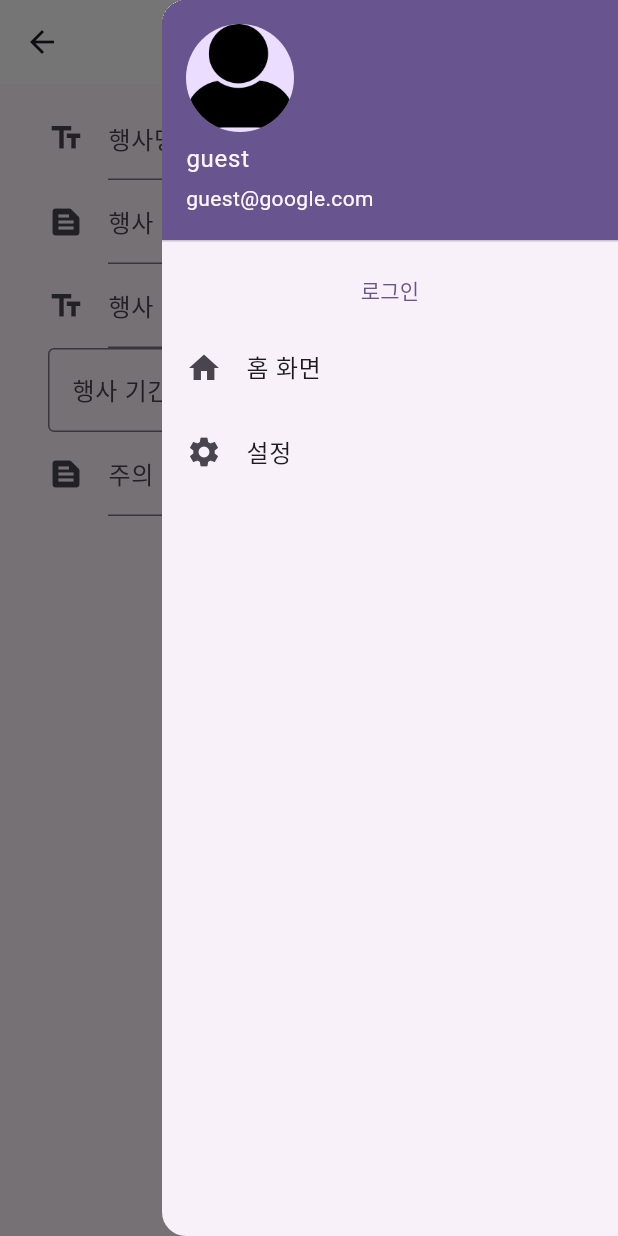
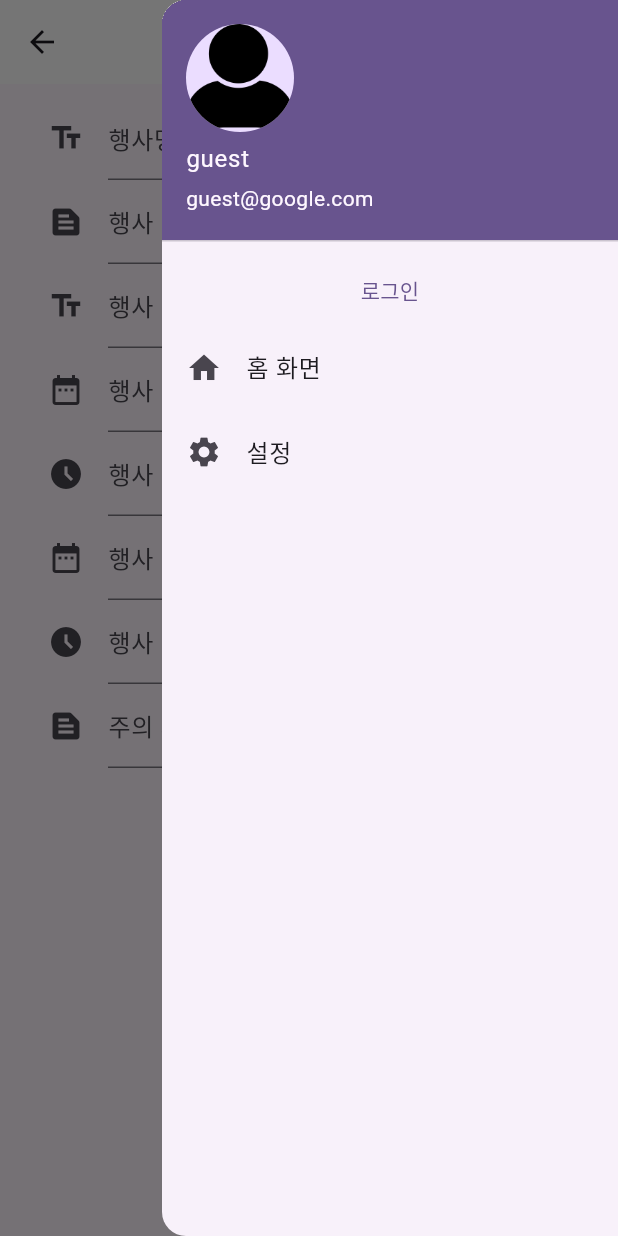
Before and after one commit to JangHyeonu/hackertohn_a, a Flutter app: the EventEditScreen screen opened by its route, in the side drawer, after a tap on "등록하기", on a phone screen of 412 x 824 dp. Run offline on Flutter 3.47's test engine with Material 3 defaults, Android fonts, the light colour scheme and no system bars; our stand-ins replace cloud_firestore, firebase_auth, firebase_core, flutter_dotenv, flutter_riverpod, fluttertoast and 5 more; accounts and stored records are empty.

Commit message:
행사 등록 및 조회 수정 (Datetime <-> Timestamp 타입 변환 추가)

```diff
--- a/lib/event/component/event_list_component.dart
+++ b/lib/event/component/event_list_component.dart
@@ -35,7 +35,7 @@ class EventListComponent extends StatelessWidget {
         mainAxisAlignment: MainAxisAlignment.spaceAround,
         children: [
           Text(title),
-          Text((startDatetime != null) ? DateFormat("YYYY.MM.dd").format(startDatetime!) : "-"),
+          Text((startDatetime != null) ? DateFormat("yyyy.MM.dd").format(startDatetime!) : "-"),
           //Text(distance),
         ],
       ),
--- a/lib/event/repository/event_repository.dart
+++ b/lib/event/repository/event_repository.dart
@@ -9,12 +9,19 @@ class EventRepository {
   static final FirebaseFirestore _firestore = FirebaseFirestore.instance;
 
   Future<List<Map<String, dynamic>>> readList(int pageNo) async {
-    QuerySnapshot<Map<String, dynamic>> _snapshot = await _firestore.collection("event").limit(10).get();
+    QuerySnapshot<Map<String, dynamic>> _snapshot = await _firestore.collection("event")
+        .where("startDatetime", isGreaterThanOrEqualTo: DateTime.now())
+        .orderBy("startDatetime")
+        .limit(10)
+        .get();
     List<Map<String, dynamic>> result = _snapshot.docs.map((e) => e.data()).toList();
     Map<int, QueryDocumentSnapshot<Map<String, dynamic>>> docs = _snapshot.docs.asMap();
 
     for(int i = 0; i < result.length; i++) {
       result[i]["eventId"] = docs[i]?.id;
+
+      if(result[i]["startDatetime"] != null) result[i]["startDatetime"] = (result[i]["startDatetime"] as Timestamp).toDate();
+      if(result[i]["endDatetime"] != null) result[i]["endDatetime"] = (result[i]["endDatetime"] as Timestamp).toDate();
     }
 
     return result;
@@ -32,6 +39,9 @@ class EventRepository {
         result = doc.data() as Map<String, dynamic>,
       },
       result["eventId"] = doc.id,
+
+      if(result["startDatetime"] != null) result["startDatetime"] = (result["startDatetime"] as Timestamp).toDate(),
+      if(result["endDatetime"] != null) result["endDatetime"] = (result["endDatetime"] as Timestamp).toDate(),
     });
 
     return result;
@@ -45,15 +55,19 @@ class EventRepository {
     }
 
     model.regDatetime = DateTime.now();
+
+    Map<String, dynamic> dataMap = model.toMap();
+    dataMap["startDatetime"] = Timestamp.fromDate(model.startDatetime!);
+    dataMap["endDatetime"] = Timestamp.fromDate(model.endDatetime!);
     try {
       // 새로 추가
-      if(model.eventId == null) {
+      if(model.eventId == null || model.eventId == "") {
         model.register = writer;
-        _firestore.collection("event").add(model.toMap());
+        _firestore.collection("event").add(dataMap);
       }
       // 내용 변경
       else {
-        _firestore.collection("event").doc(model.eventId).set(model.toMap());
+        _firestore.collection("event").doc(model.eventId).set(dataMap);
       }
     } catch(exception) {
       debugPrint("$exception");
--- a/lib/event/view/event_detail_screen.dart
+++ b/lib/event/view/event_detail_screen.dart
@@ -59,8 +59,8 @@ class EventDetailScreenState extends ConsumerState<EventDetailScreen> {
             child: Column(
               children: [
                 Text("내용 : ${state.content ?? ""}"),
-                Text("시작 시간 : ${(state.startDatetime != null) ? DateFormat("YYYY.MM.DD").format(state.startDatetime!) : "-"}"),
-                Text("종료 시간 : ${(state.endDatetime != null) ? DateFormat("YYYY.MM.DD").format(state.endDatetime!) : "-"}"),
+                Text("시작 시간 : ${(state.startDatetime != null) ? DateFormat("yyyy.MM.dd").format(state.startDatetime!) : "-"}"),
+                Text("종료 시간 : ${(state.endDatetime != null) ? DateFormat("yyyy.MM.dd").format(state.endDatetime!) : "-"}"),
               ],
             ),
           ),
--- a/lib/event/view/event_edit_screen.dart
+++ b/lib/event/view/event_edit_screen.dart
@@ -2,7 +2,9 @@
 import 'package:flutter/cupertino.dart';
 import 'package:flutter/material.dart';
 import 'package:flutter_riverpod/flutter_riverpod.dart';
+import 'package:fluttertoast/fluttertoast.dart';
 import 'package:go_router/go_router.dart';
+import 'package:intl/intl.dart';
 import 'package:seeya_hackthon_a/_common/layout/default_layout.dart';
 import 'package:seeya_hackthon_a/event/provider/event_provider.dart';
 
@@ -25,8 +27,7 @@ class EventEditScreenState extends ConsumerState<EventEditScreen> {
 
     final state = ref.watch(eventProvider);
 
-    // state 데이터의 구분값이 조회하려는 값과 같지 않으면 새로 조회
-    if(eventId != state.eventId) {
+    if(eventId != state.eventId) { // state 데이터의 구분값이 조회하려는 값과 같지 않으면 새로 조회
       // DB에서 데이터 조회
       ref.read(eventProvider.notifier).read(eventId ?? "");
     }
@@ -78,10 +79,106 @@ class EventEditScreenState extends ConsumerState<EventEditScreen> {
                         label: Text("행사 장소"),
                       ),
                     ),
-                    InputDatePickerFormField(
-                      fieldLabelText: "행사 기간",
-                      firstDate: state.startDatetime ?? DateTime.now(),
-                      lastDate: state.endDatetime ?? DateTime.now()),
+                    TextFormField(
+                      readOnly: true,
+                      onTap: () async {
+                        final selectedDate = await showDatePicker(
+                          context: context,
+                          firstDate: DateTime.now(),
+                          lastDate: DateTime(2024, DateTime.now().month, DateTime.now().day),
+                          currentDate: state.startDatetime ?? DateTime.now(),
+                        );
+                        setState(() {
+                          state.startDatetime = selectedDate;
+                        });
+                      },
+                      controller: TextEditingController(
+                        text: (state.startDatetime != null) ? DateFormat("yyyy.MM.dd").format(state!.startDatetime!) : "",
+                      ),
+                      decoration: const InputDecoration(
+                        icon: Icon(Icons.date_range),
+                        label: Text("행사 시작일"),
+                      ),
+                    ),
+                    TextFormField(
+                      readOnly: true,
+                      onTap: () async {
+                        // 년, 월, 일 데이터가 없는 경우
+                        if(state.startDatetime == null) {
+                          Fluttertoast.showToast(msg: "년,월,일을 먼저 선택해주세요");
+                          FocusScope.of(context).previousFocus();
+                          return;
+                        }
+                        final selectedTime = await showTimePicker(
+                          context: context,
+                          initialTime: TimeOfDay.now(),
+                        );
+                        state.startDatetime = DateTime(
+                          state.startDatetime!.year,
+                          state.startDatetime!.month,
+                          state.startDatetime!.day,
+                          selectedTime!.hour,
+                          selectedTime!.minute,
+                        );
+                      },
+                      controller: TextEditingController(
+                          text: (state.startDatetime != null) ? DateFormat("HH:mm").format(state!.startDatetime!) : "",
+                      ),
+                      decoration: const InputDecoration(
+                        icon: Icon(Icons.access_time_filled),
+                        label: Text("행사 시작 시간"),
+                      ),
+                    ),
+                    TextFormField(
+                      readOnly: true,
+                      onTap: () async {
+                        final selectedDate = await showDatePicker(
+                          context: context,
+                          firstDate: DateTime.now(),
+                          lastDate: DateTime(2024, DateTime.now().month, DateTime.now().day),
+                          currentDate: state.startDatetime ?? DateTime.now(),
+                        );
+                        setState(() {
+                          state.startDatetime = selectedDate;
+                        });
+                      },
+                      controller: TextEditingController(
+                        text: (state.startDatetime != null) ? DateFormat("yyyy.MM.dd").format(state!.startDatetime!) : "",
+                      ),
+                      decoration: const InputDecoration(
+                        icon: Icon(Icons.date_range),
+                        label: Text("행사 종료일"),
+                      ),
+                    ),
+                    TextFormField(
+                      readOnly: true,
+                      onTap: () async {
+                        // 년, 월, 일 데이터가 없는 경우
+                        if(state.startDatetime == null) {
+                          Fluttertoast.showToast(msg: "년,월,일을 먼저 선택해주세요");
+                          FocusScope.of(context).previousFocus();
+                          return;
+                        }
+                        final selectedTime = await showTimePicker(
+                          context: context,
+                          initialTime: TimeOfDay.now(),
+                        );
+                        state.startDatetime = DateTime(
+                          state.startDatetime!.year,
+                          state.startDatetime!.month,
+                          state.startDatetime!.day,
+                          selectedTime!.hour,
+                          selectedTime!.minute,
+                        );
+                      },
+                      controller: TextEditingController(
+                        text: (state.startDatetime != null) ? DateFormat("HH:mm").format(state!.startDatetime!) : "",
+                      ),
+                      decoration: const InputDecoration(
+                        icon: Icon(Icons.access_time_filled),
+                        label: Text("행사 종료 시간"),
+                      ),
+                    ),
                     TextFormField(
                       onChanged: (value) {
                         state.caution = value;
@@ -102,6 +199,7 @@ class EventEditScreenState extends ConsumerState<EventEditScreen> {
                 OutlinedButton(
                     onPressed: () => {
                       ref.read(eventProvider.notifier).regist(),
+                      ref.read(eventProvider).eventId = "registered-event",
                       context.go("/event/list"),
                     },
                     child: const Text("등록하기")
```
